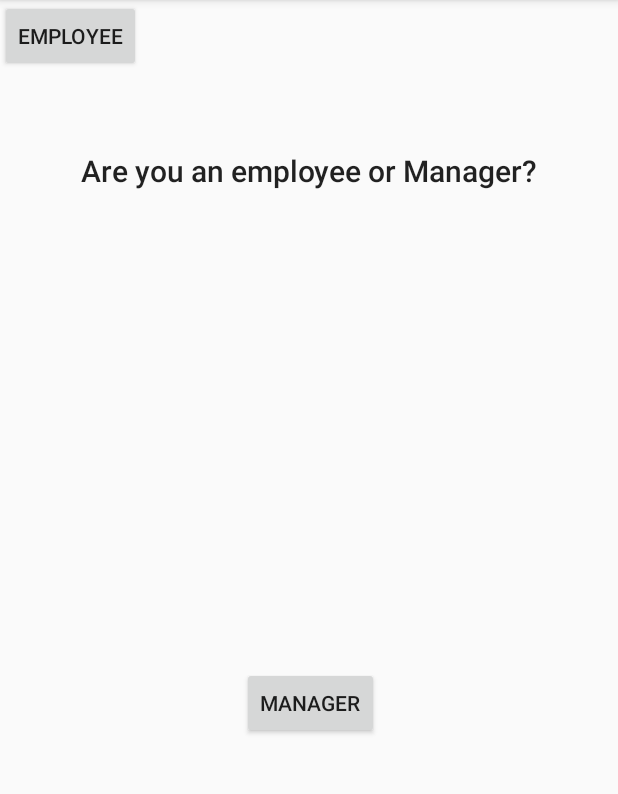
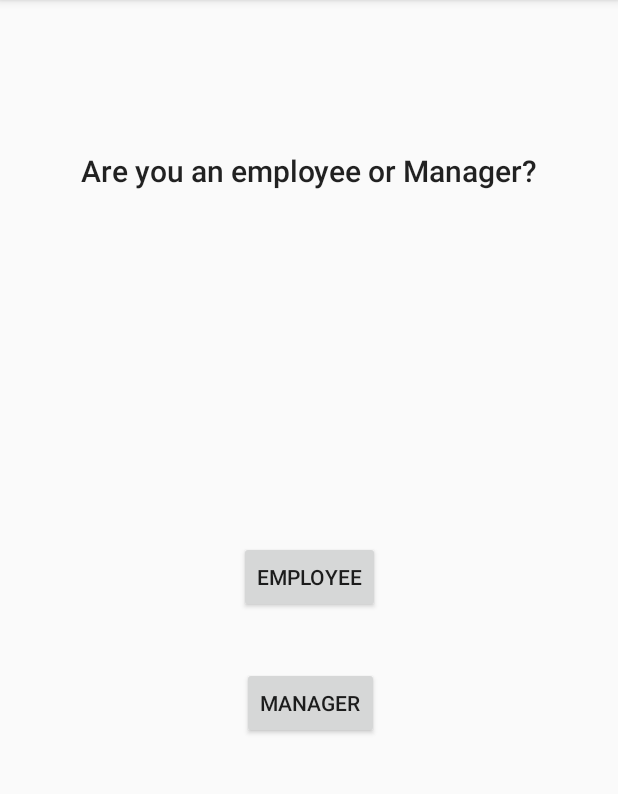
Before and after one commit to agupta1897/ShiftShare, an Android app: the SignupChoice screen opened directly, with no data from a screen before it, on a phone screen of 412 x 824 dp, the part 84-878 px from its top. Run offline under Robolectric (Android 15) with nearby library versions, the phone set to English and light mode, and no system bars.

Commit message:
added constraints

```diff
--- a/ShiftShare/app/src/main/res/layout/activity_signup_choice.xml
+++ b/ShiftShare/app/src/main/res/layout/activity_signup_choice.xml
@@ -10,9 +10,15 @@
         android:id="@+id/btn_employee"
         android:layout_width="wrap_content"
         android:layout_height="wrap_content"
+        android:layout_marginStart="158dp"
+        android:layout_marginTop="342dp"
+        android:layout_marginEnd="158dp"
+        android:layout_marginBottom="341dp"
         android:text="Employee"
-        tools:layout_editor_absoluteX="158dp"
-        tools:layout_editor_absoluteY="342dp" />
+        app:layout_constraintBottom_toBottomOf="parent"
+        app:layout_constraintEnd_toEndOf="parent"
+        app:layout_constraintStart_toStartOf="parent"
+        app:layout_constraintTop_toTopOf="parent" />
 
     <Button
         android:id="@+id/btn_manager"
```
